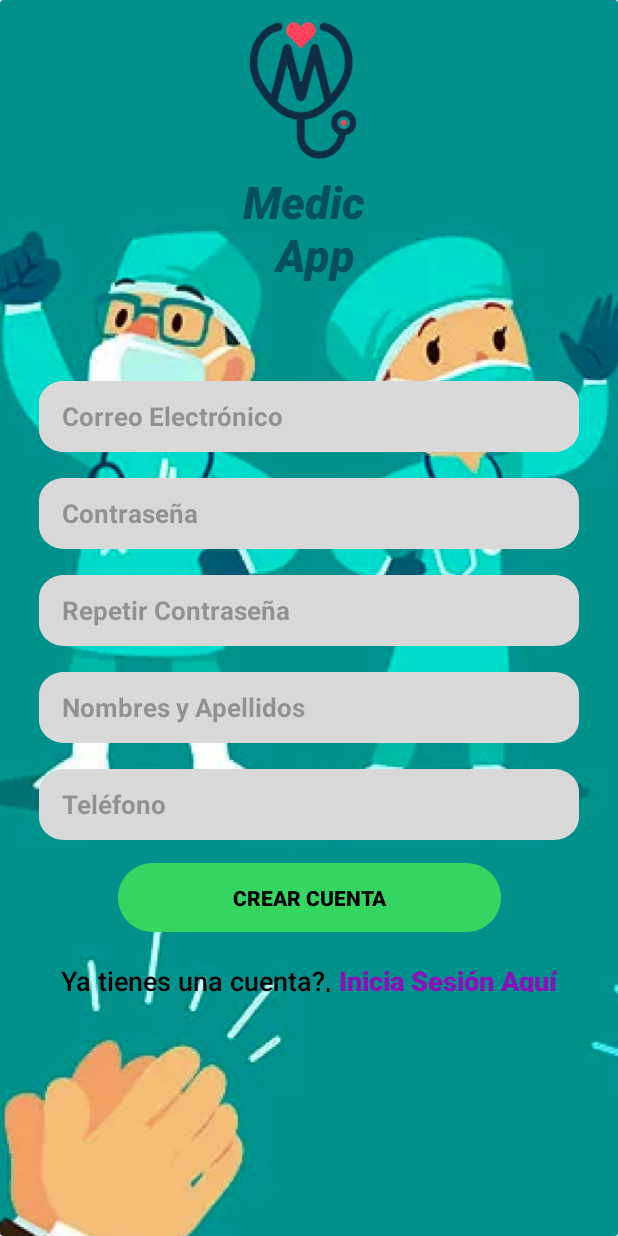
After one commit to GabrielMaQui/Proyecto_App_Medica, an Android app: the layout registrar_cuenta.xml on its own in the app's theme, with its tools: preview values and no code run, on a phone screen of 412 x 824 dp. The commit adds this screen. Run offline under Robolectric (Android 15) with nearby library versions, the phone set to English and light mode, and no system bars.

Commit message:
Vista Registro / Inicia Sesion

```diff
--- a/app/src/main/res/layout/activity_main.xml
+++ b/app/src/main/res/layout/activity_main.xml
@@ -43,6 +43,7 @@
         android:textSize="17dp"
         android:paddingLeft="15dp"
         android:textColor="#8B8888"
+        android:textStyle="bold"
         android:background="@drawable/rectangle_2"/>
 
     <EditText
@@ -57,30 +58,52 @@
         android:textSize="17dp"
         android:paddingLeft="15dp"
         android:textColor="#8B8888"
+        android:textStyle="bold"
         android:background="@drawable/rectangle_2"/>
 
-    <TextView
-        android:id="@+id/no_tienes_u"
-        android:layout_width="280dp"
-        android:layout_height="20dp"
-        android:layout_marginLeft="34dp"
+    <LinearLayout
+        android:id="@+id/ll_pregunta"
+        android:layout_width="match_parent"
+        android:layout_height="wrap_content"
+        android:orientation="horizontal"
         app:layout_constraintTop_toBottomOf="@+id/et_contra"
-        app:layout_constraintStart_toStartOf="parent"
-        app:layout_constraintEnd_toEndOf="parent"
-        android:text="No tienes una cuenta?, Registrate"
-        android:gravity="top"
-        android:textSize="17dp"
-        android:textStyle="bold"
-        android:textColor="#FFFFFF"
-        android:layout_margin="10sp"
-        />
+        android:gravity="center"
+        android:layout_marginTop="10dp">
+
+        <TextView
+            android:layout_width="wrap_content"
+            android:layout_height="20dp"
+            app:layout_constraintTop_toBottomOf="@+id/btn_crear_cuenta"
+            app:layout_constraintStart_toStartOf="parent"
+            app:layout_constraintEnd_toEndOf="parent"
+            android:fontFamily="sans-serif-medium"
+            android:text="No tienes una cuenta?, "
+            android:textSize="18dp"
+            android:textColor="#FFFFFF"
+            />
+
+        <TextView
+            android:id="@+id/tv_registrate"
+            android:layout_width="wrap_content"
+            android:layout_height="20dp"
+            app:layout_constraintTop_toBottomOf="@+id/btn_crear_cuenta"
+            app:layout_constraintStart_toStartOf="parent"
+            app:layout_constraintEnd_toEndOf="parent"
+            android:fontFamily="sans-serif-medium"
+            android:text="Registrate"
+            android:textSize="18dp"
+            android:textStyle="bold"
+            android:textColor="#8D0FB9"
+            />
+
+    </LinearLayout>
 
     <androidx.appcompat.widget.AppCompatButton
         android:id="@+id/btn_iniciar_sesion"
         android:layout_width="255dp"
         android:layout_height="46dp"
         android:text="Iniciar Sesión"
-        app:layout_constraintTop_toBottomOf="@+id/no_tienes_u"
+        app:layout_constraintTop_toBottomOf="@+id/ll_pregunta"
         app:layout_constraintStart_toStartOf="parent"
         app:layout_constraintEnd_toEndOf="parent"
         android:textStyle="bold"
--- /dev/null
+++ b/app/src/main/res/layout/registrar_cuenta.xml
@@ -0,0 +1,173 @@
+<?xml version="1.0" encoding="utf-8"?>
+<androidx.constraintlayout.widget.ConstraintLayout xmlns:android="http://schemas.android.com/apk/res/android"
+    xmlns:app="http://schemas.android.com/apk/res-auto"
+    xmlns:tools="http://schemas.android.com/tools"
+    android:layout_width="match_parent"
+    android:layout_height="match_parent"
+    android:background="@drawable/background_image">
+
+    <ImageView
+        android:id="@+id/logo"
+        android:layout_width="137dp"
+        android:layout_height="114dp"
+        android:layout_marginLeft="130dp"
+        app:layout_constraintTop_toTopOf="parent"
+        app:layout_constraintStart_toStartOf="parent"
+        android:background="@drawable/logo"/>
+
+    <TextView
+        android:id="@+id/tv_medic_app"
+        android:layout_width="212dp"
+        android:layout_height="76dp"
+        app:layout_constraintTop_toBottomOf="@+id/logo"
+        app:layout_constraintStart_toStartOf="parent"
+        app:layout_constraintEnd_toEndOf="parent"
+        android:text="@string/medic_app"
+        android:gravity="center_horizontal|top"
+        android:textSize="30dp"
+        android:textColor="#025061"
+        android:textStyle="italic"
+        android:fontFamily="sans-serif-black"
+        />
+
+    <EditText
+        android:id="@+id/et_correo"
+        android:layout_width="360dp"
+        android:layout_height="47dp"
+        app:layout_constraintTop_toBottomOf="@+id/tv_medic_app"
+        app:layout_constraintStart_toStartOf="parent"
+        app:layout_constraintEnd_toEndOf="parent"
+        android:layout_marginTop="64dp"
+        android:hint="Correo Electrónico"
+        android:textSize="17dp"
+        android:paddingLeft="15dp"
+        android:textColor="#8B8888"
+        android:textStyle="bold"
+        android:background="@drawable/rectangle_2"/>
+
+    <EditText
+        android:id="@+id/et_Registrocorreo"
+        android:layout_width="360dp"
+        android:layout_height="47dp"
+        app:layout_constraintTop_toBottomOf="@+id/tv_medic_app"
+        app:layout_constraintStart_toStartOf="parent"
+        app:layout_constraintEnd_toEndOf="parent"
+        android:layout_marginTop="64dp"
+        android:hint="Correo Electrónico"
+        android:textSize="17dp"
+        android:paddingLeft="15dp"
+        android:textColor="#8B8888"
+        android:textStyle="bold"
+        android:background="@drawable/rectangle_2"/>
+
+    <EditText
+        android:id="@+id/et_Registrocontra"
+        android:layout_width="360dp"
+        android:layout_height="47dp"
+        app:layout_constraintTop_toBottomOf="@+id/et_correo"
+        app:layout_constraintStart_toStartOf="parent"
+        app:layout_constraintEnd_toEndOf="parent"
+        android:layout_marginTop="17dp"
+        android:textStyle="bold"
+        android:hint="Contraseña"
+        android:textSize="17dp"
+        android:paddingLeft="15dp"
+        android:textColor="#8B8888"
+        android:background="@drawable/rectangle_2"/>
+
+    <EditText
+        android:id="@+id/et_RegistroRepetircontra"
+        android:layout_width="360dp"
+        android:layout_height="47dp"
+        app:layout_constraintTop_toBottomOf="@+id/et_Registrocontra"
+        app:layout_constraintStart_toStartOf="parent"
+        app:layout_constraintEnd_toEndOf="parent"
+        android:layout_marginTop="17dp"
+        android:textStyle="bold"
+        android:hint="Repetir Contraseña"
+        android:textSize="17dp"
+        android:paddingLeft="15dp"
+        android:textColor="#8B8888"
+        android:background="@drawable/rectangle_2"/>
+
+    <EditText
+        android:id="@+id/et_RegistroNombreyapellido"
+        android:layout_width="360dp"
+        android:layout_height="47dp"
+        app:layout_constraintTop_toBottomOf="@+id/et_RegistroRepetircontra"
+        app:layout_constraintStart_toStartOf="parent"
+        app:layout_constraintEnd_toEndOf="parent"
+        android:layout_marginTop="17dp"
+        android:textStyle="bold"
+        android:hint="Nombres y Apellidos"
+        android:textSize="17dp"
+        android:paddingLeft="15dp"
+        android:textColor="#8B8888"
+        android:background="@drawable/rectangle_2"/>
+
+    <EditText
+        android:id="@+id/et_RegistroTelefono"
+        android:layout_width="360dp"
+        android:layout_height="47dp"
+        app:layout_constraintTop_toBottomOf="@+id/et_RegistroNombreyapellido"
+        app:layout_constraintStart_toStartOf="parent"
+        app:layout_constraintEnd_toEndOf="parent"
+        android:layout_marginTop="17dp"
+        android:textStyle="bold"
+        android:hint="Teléfono"
+        android:textSize="17dp"
+        android:paddingLeft="15dp"
+        android:textColor="#8B8888"
+        android:background="@drawable/rectangle_2"/>
+
+    <androidx.appcompat.widget.AppCompatButton
+        android:id="@+id/btn_crear_cuenta"
+        android:layout_width="255dp"
+        android:layout_height="46dp"
+        android:text="Crear Cuenta"
+        app:layout_constraintTop_toBottomOf="@+id/et_RegistroTelefono"
+        app:layout_constraintStart_toStartOf="parent"
+        app:layout_constraintEnd_toEndOf="parent"
+        android:textStyle="bold"
+        android:textColor="@color/black"
+        android:background="@drawable/rectangle_1"
+        android:layout_marginTop="15sp"/>
+
+    <LinearLayout
+        android:layout_width="match_parent"
+        android:layout_height="wrap_content"
+        android:orientation="horizontal"
+        app:layout_constraintTop_toBottomOf="@+id/btn_crear_cuenta"
+        android:gravity="center"
+        android:layout_marginTop="20dp">
+
+        <TextView
+            android:layout_width="wrap_content"
+            android:layout_height="20dp"
+            app:layout_constraintTop_toBottomOf="@+id/btn_crear_cuenta"
+            app:layout_constraintStart_toStartOf="parent"
+            app:layout_constraintEnd_toEndOf="parent"
+            android:fontFamily="sans-serif-medium"
+            android:text="Ya tienes una cuenta?, "
+            android:textSize="18dp"
+            android:textColor="#000000"
+            />
+
+        <TextView
+            android:id="@+id/tv_inicia_sesion_aqui"
+            android:layout_width="wrap_content"
+            android:layout_height="20dp"
+            app:layout_constraintTop_toBottomOf="@+id/btn_crear_cuenta"
+            app:layout_constraintStart_toStartOf="parent"
+            app:layout_constraintEnd_toEndOf="parent"
+            android:fontFamily="sans-serif-medium"
+            android:text="Inicia Sesión Aquí"
+            android:textSize="18dp"
+            android:textStyle="bold"
+            android:textColor="#8D0FB9"
+            />
+
+    </LinearLayout>
+
+
+</androidx.constraintlayout.widget.ConstraintLayout>
```
